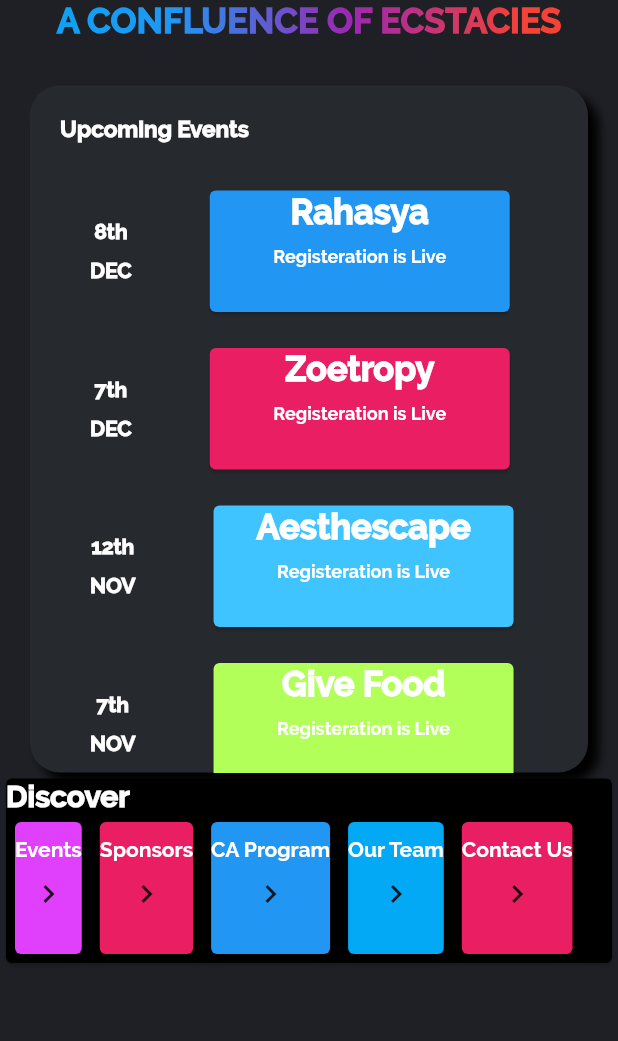
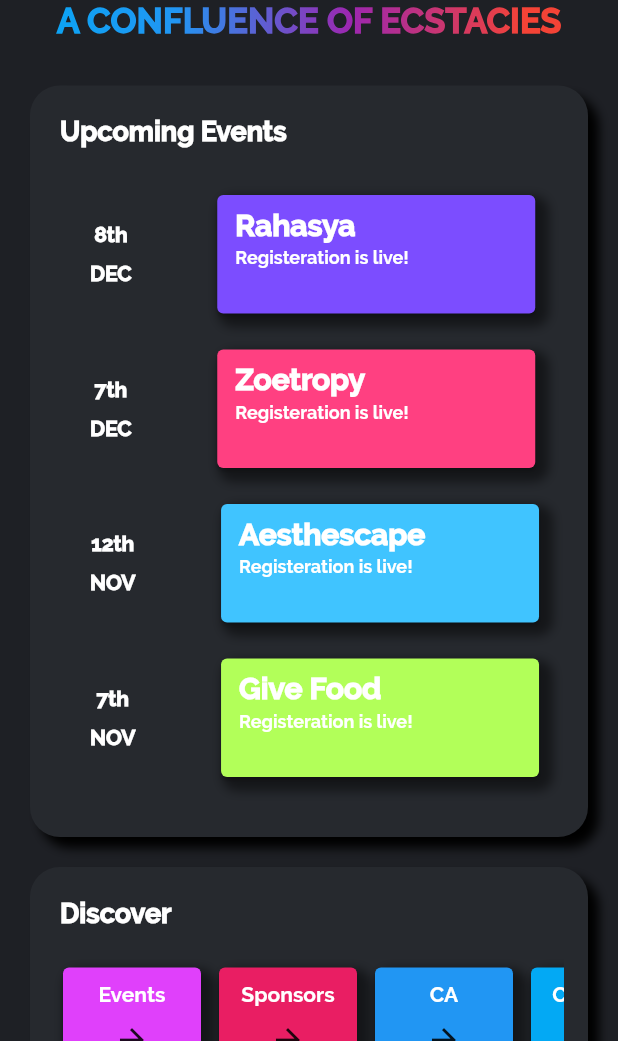
Before and after one commit to GautamV234/Blithchron, a Flutter app: the screen it shows after launch, on a phone screen of 412 x 824 dp, the part 195-1236 px from its top. Run offline on Flutter 3.47's test engine with Material 2 defaults, Android fonts, the phone set to English and light mode, and no system bars.

Commit message:
HomePageUiChanges2
Changed Discover section. Text shadows left, linear gradient inside boxes left.

```diff
--- a/lib/Providers/EventsProvider.dart
+++ b/lib/Providers/EventsProvider.dart
@@ -9,8 +9,8 @@ class EventsDataProvider with ChangeNotifier {
       dateDay: '8th',
       dateMonth: 'DEC',
       eventName: 'Rahasya',
-      eventDescription: 'Registeration is Live',
-      color: Colors.blue,
+      eventDescription: 'Registeration is live!',
+      color: Colors.deepPurpleAccent,
       routeName: 'None',
     ),
     HomeScreenModel(
@@ -18,8 +18,8 @@ class EventsDataProvider with ChangeNotifier {
       dateDay: '7th',
       dateMonth: 'DEC',
       eventName: 'Zoetropy',
-      eventDescription: 'Registeration is Live',
-      color: Colors.pink,
+      eventDescription: 'Registeration is live!',
+      color: Colors.pinkAccent,
       routeName: 'None',
     ),
     HomeScreenModel(
@@ -27,7 +27,7 @@ class EventsDataProvider with ChangeNotifier {
       dateDay: '12th',
       dateMonth: 'NOV',
       eventName: 'Aesthescape',
-      eventDescription: 'Registeration is Live',
+      eventDescription: 'Registeration is live!',
       color: Colors.lightBlueAccent,
       routeName: 'None',
     ),
@@ -36,7 +36,7 @@ class EventsDataProvider with ChangeNotifier {
       dateDay: '7th',
       dateMonth: 'NOV',
       eventName: 'Give Food',
-      eventDescription: 'Registeration is Live',
+      eventDescription: 'Registeration is live!',
       color: Colors.lightGreenAccent,
       routeName: 'None',
     ),
--- a/lib/Screens/HomeScreen.dart
+++ b/lib/Screens/HomeScreen.dart
@@ -34,7 +34,7 @@ class HomeScreen extends StatelessWidget {
         'route': 'None',
       },
       {
-        'name': 'CA Program',
+        'name': 'CA',
         'color': Colors.blue,
         'route': 'None',
       },
@@ -88,7 +88,6 @@ class HomeScreen extends StatelessWidget {
                     /// Set some gradient to match the color of text with the poster ///
                     'Blithchron',
                     style: TextStyle(
-                      // fontFamily: 'Raleway',
                       fontSize: 63, // TODO: Change size according to screensize
                       fontWeight: FontWeight.w900,
                       foreground: Paint()..shader = linearGradientTitle,
@@ -102,7 +101,6 @@ class HomeScreen extends StatelessWidget {
                   /// Set some gradient to match the color of text with the poster ///
                   'A CONFLUENCE OF ECSTACIES',
                   style: TextStyle(
-                    // fontFamily: 'Raleway',
                     fontSize: 23, // TODO: Change size according to screensize
                     fontWeight: FontWeight.w900,
                     foreground: Paint()..shader = linearGradientTitle,
@@ -115,13 +113,12 @@ class HomeScreen extends StatelessWidget {
                 /// make this responsive for all screen sizes
               ),
               Padding(
-                // TODO: 20.0 needs to be changed according to screensize
+                // TODO: width needs to be changed according to screen size
                 padding: const EdgeInsets.fromLTRB(20.0, 0.0, 20.0, 0.0),
                 child: Center(
                   child: Container(
                     /// add all the shadow as there in the design
                     /// first block
-                    // color: Colors.black12,
                     decoration: BoxDecoration(
                       // border: Border.all(color: Colors.blue, width: 2.0),
                       color: Color(0xff26292e),
@@ -148,9 +145,8 @@ class HomeScreen extends StatelessWidget {
                                 child: Text(
                                   'Upcoming Events',
                                   style: TextStyle(
-                                      // fontFamily: 'Raleway',
                                       color: Colors.white,
-                                      fontSize: 15,
+                                      fontSize: 18,
                                       fontWeight: FontWeight.w900),
                                 ),
                               ),
@@ -158,8 +154,13 @@ class HomeScreen extends StatelessWidget {
                           ),
                         ),
                         Container(
-                          height: 400,
+                          /// Height will be fixed, but a different value than 440
+                          /// according to height and width of list item
+                          height: 440,
                           child: ListView.builder(
+                            /// @Gautam this doesn't need to be a scrolling list,
+                            /// can we make it a static one? It's affecting the
+                            /// scroll of the overall home page
                             itemCount: eventsList.length,
                             itemBuilder: (ctx, i) {
                               HomeScreenModel currentEvent = eventsList[i];
@@ -179,22 +180,48 @@ class HomeScreen extends StatelessWidget {
                   ),
                 ),
               ),
-              Card(
+              SizedBox(
+                height: 20,
+              ),
+              Padding(
+                padding: const EdgeInsets.fromLTRB(20.0, 0.0, 20.0, 0.0),
+                child: Center(
+                  child: Container(
+                    decoration: BoxDecoration(
+                      color: Color(0xff26292e),
+                      borderRadius: BorderRadius.all(
+                        Radius.circular(20.0),
+                      ),
+                      boxShadow: <BoxShadow>[
+                        new BoxShadow(
                           color: Colors.black,
+                          blurRadius: 5.0,
+                          offset: new Offset(7.0, 7.0),
+                        ),
+                      ],
+                    ),
+                    // color: Colors.black,
+                    child: Padding(
+                      padding: const EdgeInsets.all(8.0),
                       child: Column(
                         children: [
                           Container(
                             child: Column(
                               crossAxisAlignment: CrossAxisAlignment.start,
                               children: [
-                          Text(
+                                Padding(
+                                  padding: const EdgeInsets.all(12.0),
+                                  child: Text(
                                     'Discover',
                                     style: TextStyle(
                                         color: Colors.white,
-                                fontSize: 20,
+                                        fontSize: 18,
                                         fontWeight: FontWeight.w900),
                                   ),
-                          Container(
+                                ),
+                                Padding(
+                                  padding: const EdgeInsets.all(8.0),
+                                  child: Container(
                                     height: 100,
                                     child: ListView.builder(
                                       scrollDirection: Axis.horizontal,
@@ -204,37 +231,64 @@ class HomeScreen extends StatelessWidget {
                                           onTap: () {},
                                           child: Padding(
                                             padding: const EdgeInsets.all(2.0),
+                                            child: Container(
+                                              width: 100,
+                                              decoration: BoxDecoration(
+                                                // color: Color(0x77000000),
+                                                borderRadius: BorderRadius.all(
+                                                  Radius.circular(10.0),
+                                                ),
+                                                boxShadow: <BoxShadow>[
+                                                  new BoxShadow(
+                                                    color: Color(0x77000000),
+                                                    blurRadius: 5.0,
+                                                    offset:
+                                                        new Offset(5.0, 5.0),
+                                                  ),
+                                                ],
+                                              ),
                                               child: Card(
-                                        color: bottomScrollingList[i]['color'],
+                                                  color: bottomScrollingList[i]
+                                                      ['color'],
+                                                  child: Center(
                                                     child: Column(
                                                       children: [
                                                         SizedBox(
                                                           height: 10,
                                                         ),
                                                         Text(
-                                              bottomScrollingList[i]['name'],
+                                                          bottomScrollingList[i]
+                                                              ['name'],
                                                           style: TextStyle(
                                                             color: Colors.white,
-                                                fontWeight: FontWeight.bold,
+                                                            fontWeight:
+                                                                FontWeight.bold,
                                                           ),
                                                         ),
                                                         SizedBox(
                                                           height: 10,
                                                         ),
                                                         Icon(
-                                              Icons.navigate_next_sharp,
+                                                          Icons
+                                                              .arrow_forward_sharp,
                                                         )
                                                       ],
+                                                    ),
                                                   )),
+                                            ),
                                           ),
                                         );
                                       },
+                                    ),
                                   ),
                                 )
                               ],
                             ),
                           )
                         ],
+                      ),
+                    ),
+                  ),
                 ),
               )
             ],
--- a/lib/Widgets/HomeScreenItem.dart
+++ b/lib/Widgets/HomeScreenItem.dart
@@ -52,34 +52,54 @@ class HomeScreenItem extends StatelessWidget {
             ],
           ),
           SizedBox(
-            width: 40,
+            width: 45,
           ),
           Padding(
             padding: const EdgeInsets.all(8.0),
+            child: Container(
+              width: 220, // TODO: Change width according to screen size
+              decoration: BoxDecoration(
+                borderRadius: BorderRadius.all(
+                  Radius.circular(10.0),
+                ),
+                boxShadow: <BoxShadow>[
+                  new BoxShadow(
+                    color: Color(0x77000000),
+                    blurRadius: 5.0,
+                    offset: new Offset(5.0, 5.0),
+                  ),
+                ],
+              ),
               child: Card(
                 color: colorOfCard,
-              child: Container(
-                width: 200, // TODO: Change width according to screen size
+                child: Padding(
+                  padding: const EdgeInsets.fromLTRB(12.0, 8.0, 0.0, 0.0),
                   child: Column(
                     children: [
-                    Text(
+                      Align(
+                        alignment: Alignment.centerLeft,
+                        child: Text(
                           eventName,
                           style: TextStyle(
                             fontFamily: 'Raleway',
                             color: Colors.white,
                             fontWeight: FontWeight.w900,
-                        fontSize: 23,
+                            fontSize: 20,
+                          ),
                         ),
                       ),
                       SizedBox(
-                      height: 10,
+                        height: 4,
                       ),
-                    Text(
+                      Align(
+                        alignment: Alignment.centerLeft,
+                        child: Text(
                           eventDescription,
                           style: TextStyle(
                             fontFamily: 'Raleway',
                             color: Colors.white,
                             fontSize: 12,
+                          ),
                         ),
                       ),
                       SizedBox(
@@ -90,6 +110,7 @@ class HomeScreenItem extends StatelessWidget {
                 ),
               ),
             ),
+          ),
         ],
       ),
     );
```
Lines whose indentation alone changed are shown as unchanged.
